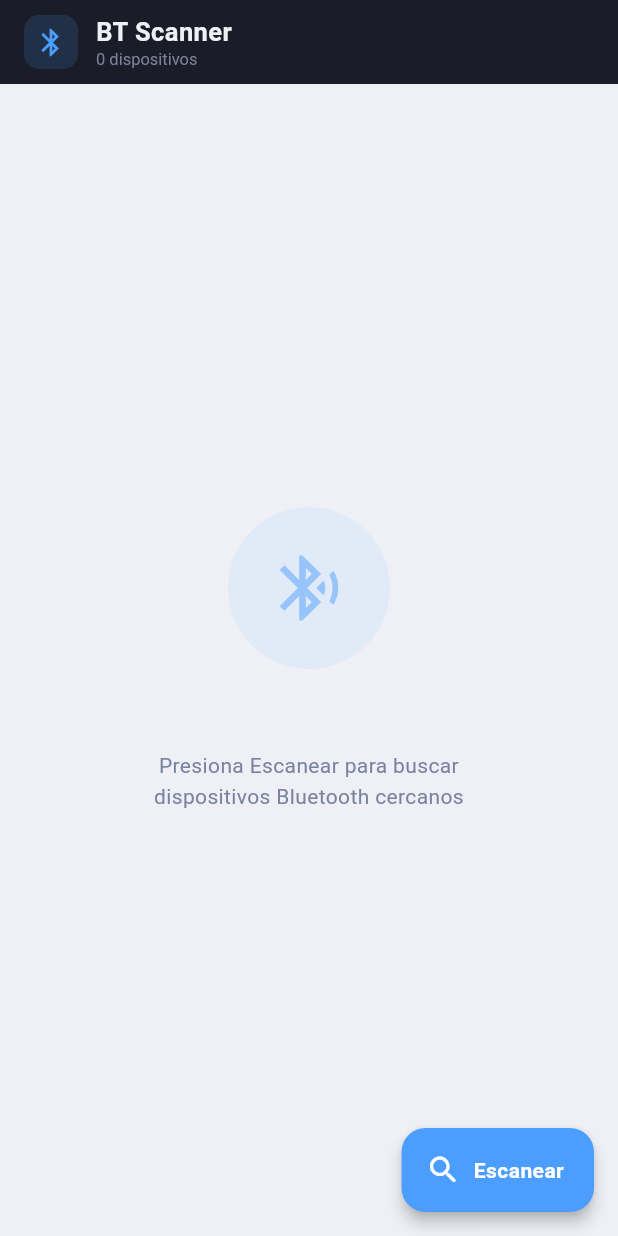
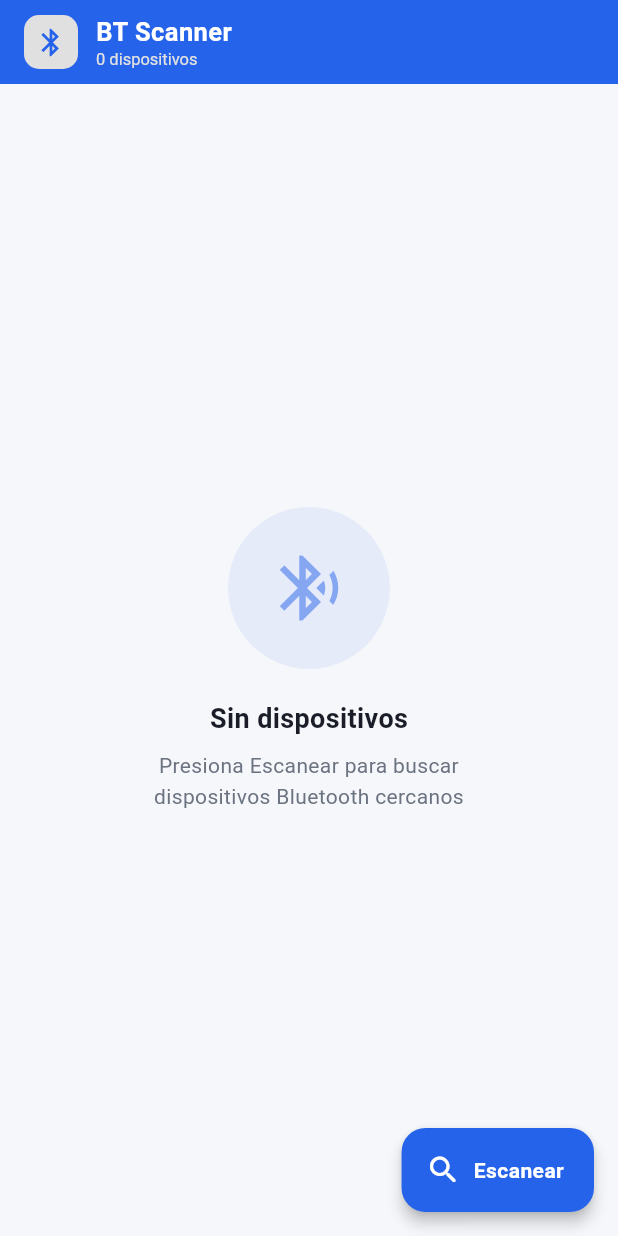
Before and after one commit to anthonyterreros/rfid-scanner-app, a Flutter app: the screen it shows after launch, on a phone screen of 412 x 824 dp. Run offline on Flutter 3.47's test engine with Material 3 defaults, Android fonts, the phone set to English and light mode, and no system bars; our stand-ins replace flutter_blue_plus, image_picker, permission_handler, share_plus, socket_io_client; missing offline and left inert: excel.

Commit message:
fix: layout and color pallet

```diff
--- a/lib/pages/bluetooth_scanner.dart
+++ b/lib/pages/bluetooth_scanner.dart
@@ -272,7 +272,7 @@ class _BluetoothScannerPageState extends State<BluetoothScannerPage> {
   @override
   Widget build(BuildContext context) {
     return Scaffold(
-      backgroundColor: _AppColors.textPrimary,
+      backgroundColor: _AppColors.bg,
       appBar: _buildAppBar(),
       body: Column(
         crossAxisAlignment: CrossAxisAlignment.stretch,
@@ -316,14 +316,14 @@ class _BluetoothScannerPageState extends State<BluetoothScannerPage> {
 
   PreferredSizeWidget _buildAppBar() {
     return AppBar(
-      backgroundColor: _AppColors.surface,
+      backgroundColor: _AppColors.bgAppBar,
       elevation: 0,
       title: Row(
         children: [
           Container(
             padding: const EdgeInsets.all(7),
             decoration: BoxDecoration(
-              color: _AppColors.accent.withOpacity(0.15),
+              color: _AppColors.textSecondaryAppBar,
               borderRadius: BorderRadius.circular(10),
             ),
             child: Icon(Icons.bluetooth, color: _AppColors.accent, size: 22),
@@ -335,7 +335,7 @@ class _BluetoothScannerPageState extends State<BluetoothScannerPage> {
               Text(
                 'BT Scanner',
                 style: TextStyle(
-                  color: _AppColors.textPrimary,
+                  color: _AppColors.textPrimaryAppBar,
                   fontSize: 17,
                   fontWeight: FontWeight.w700,
                   letterSpacing: 0.3,
@@ -343,7 +343,10 @@ class _BluetoothScannerPageState extends State<BluetoothScannerPage> {
               ),
               Text(
                 '${_scanResults.length} dispositivo${_scanResults.length != 1 ? 's' : ''}',
-                style: TextStyle(color: _AppColors.textSecondary, fontSize: 11),
+                style: TextStyle(
+                  color: _AppColors.textSecondaryAppBar,
+                  fontSize: 11,
+                ),
               ),
             ],
           ),
@@ -664,7 +667,7 @@ class _BluetoothScannerPageState extends State<BluetoothScannerPage> {
                 mainAxisSize: MainAxisSize.min,
                 children: [
                   _ActionChip(
-                    label: 'Conectado',
+                    label: 'Con.',
                     color: _AppColors.success,
                     icon: Icons.check_circle_outline,
                     enabled: false,
@@ -809,7 +812,7 @@ class _ActionChip extends StatelessWidget {
 // Paleta
 // ─────────────────────────────────────────────────────────────────────────────
 
-abstract class _AppColors {
+abstract class _AppColorsDark {
   static const bg = Color(0xFF0F1117);
   static const surface = Color(0xFF1A1D27);
   static const border = Color(0xFF252836);
@@ -820,3 +823,19 @@ abstract class _AppColors {
   static const textPrimary = Color(0xFFEEF0F6);
   static const textSecondary = Color(0xFF7B82A0);
 }
+
+abstract class _AppColors {
+  static const bgAppBar = Color(0xFF2563EB);
+  static const bg = Color(0xFFF5F7FA);
+  static const surface = Color(0xFFFFFFFF);
+  static const border = Color(0xFFE2E6ED);
+  static const accent = Color(0xFF2563EB);
+  static const success = Color(0xFF16A34A);
+  static const warning = Color(0xFFD97706);
+  static const error = Color(0xFFDC2626);
+  static const export = Color(0xFF16A34A);
+  static const textPrimary = Color(0xFF1A1D27);
+  static const textPrimaryAppBar = Color.fromRGBO(255, 255, 255, 1);
+  static const textSecondary = Color(0xFF6B7280);
+  static const textSecondaryAppBar = Color.fromRGBO(224, 224, 224, 1);
+}
```
Also changed, not shown: lib/pages/rfid_reader_page.dart (+57 -29 lines).
